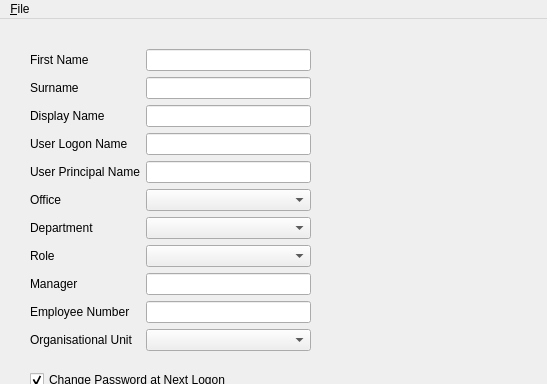
The window that userInterface/userCreationMainWindow.ui (kingchappers/adUserProvisioner) describes before a commit, drawn with Qt 5; both pictures show x 0 to 547 and y 0 to 384 of the 547 by 553 pixel window.
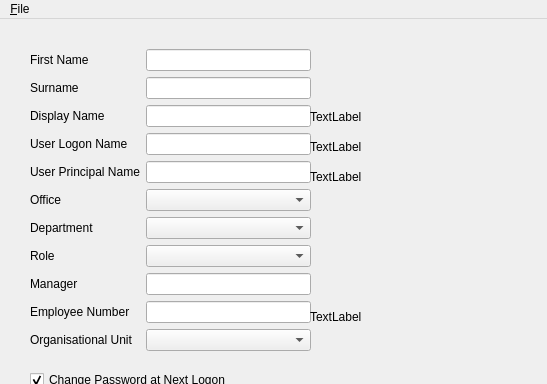
The same window after the commit.

Commit message: updated object names

What changed in the file:
```diff
--- a/userInterface/userCreationMainWindow.ui
+++ b/userInterface/userCreationMainWindow.ui
@@ -23,7 +23,7 @@
       <x>30</x>
       <y>30</y>
       <width>281</width>
-      <height>315</height>
+      <height>321</height>
      </rect>
     </property>
     <layout class="QFormLayout" name="formLayout">
@@ -233,6 +233,58 @@
      <bool>true</bool>
     </property>
    </widget>
+   <widget class="QLabel" name="availableDisplayNameLabel">
+    <property name="geometry">
+     <rect>
+      <x>310</x>
+      <y>90</y>
+      <width>57</width>
+      <height>15</height>
+     </rect>
+    </property>
+    <property name="text">
+     <string>TextLabel</string>
+    </property>
+   </widget>
+   <widget class="QLabel" name="availableLogonLabel">
+    <property name="geometry">
+     <rect>
+      <x>310</x>
+      <y>120</y>
+      <width>57</width>
+      <height>15</height>
+     </rect>
+    </property>
+    <property name="text">
+     <string>TextLabel</string>
+    </property>
+   </widget>
+   <widget class="QLabel" name="availablePrincipalNameLabel">
+    <property name="geometry">
+     <rect>
+      <x>310</x>
+      <y>150</y>
+      <width>57</width>
+      <height>15</height>
+     </rect>
+    </property>
+    <property name="text">
+     <string>TextLabel</string>
+    </property>
+   </widget>
+   <widget class="QLabel" name="availableEmployeeNumberLabel">
+    <property name="geometry">
+     <rect>
+      <x>310</x>
+      <y>290</y>
+      <width>57</width>
+      <height>15</height>
+     </rect>
+    </property>
+    <property name="text">
+     <string>TextLabel</string>
+    </property>
+   </widget>
   </widget>
   <widget class="QMenuBar" name="menubar">
    <property name="geometry">
```
Left out of the diff: 12 changed lines with no effect on the pictures.
